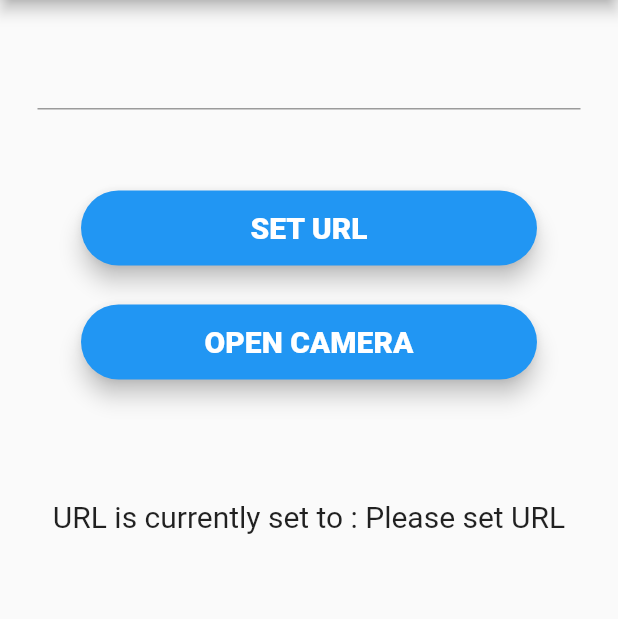
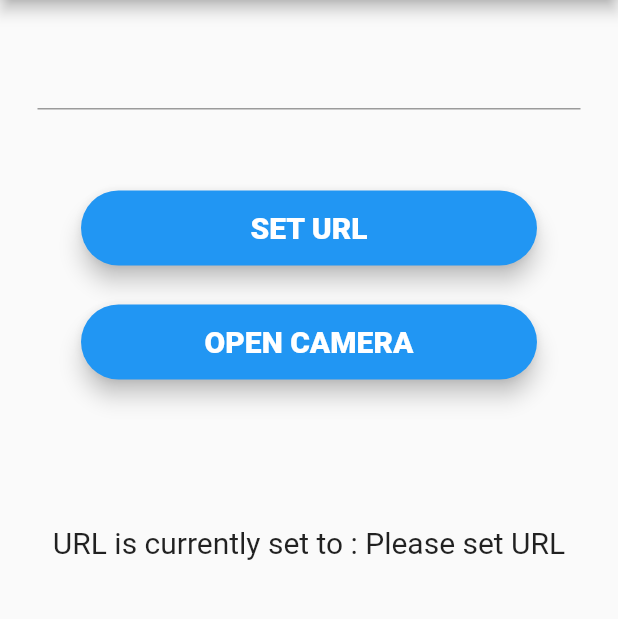
Before and after one commit to 23nobody/Vision_Assistant, a Flutter app: the screen it shows after launch, on a phone screen of 412 x 824 dp, the part 84-703 px from its top. Run offline on Flutter 3.47's test engine with Material 2 defaults, Android fonts, the phone set to English and light mode, and no system bars; our stand-ins replace camera, dio, flutter_tts, fluttertoast, shared_preferences; missing offline and left inert: image_size_getter.

Commit message:
minor changes

```diff
--- a/lib/camera_services.dart
+++ b/lib/camera_services.dart
@@ -18,6 +18,7 @@ class CamService {
 
   Future<String> dioRequest(Uint8List imagedata) async {
     String url = await _accessUrl();
+    print(url);
     String r = "Error!";
     if (url == 'Please set URL') {
       return "Please set URL first!";
--- a/lib/home_screen.dart
+++ b/lib/home_screen.dart
@@ -48,7 +48,7 @@ class _HomeScreenState extends State<HomeScreen> {
                   _btnSection(),
                   SizedBox(height: 18.0),
                   Padding(
-                    padding: const EdgeInsets.all(8.0),
+                    padding: const EdgeInsets.all(25.0),
                     child: FutureBuilder<String>(
                         future: accessUrl(),
                         builder: (context, snapshot) {
--- a/lib/main.dart
+++ b/lib/main.dart
@@ -17,6 +17,7 @@ class MyApp extends StatelessWidget {
   Widget build(BuildContext context) {
     return MaterialApp(
       title: 'Vision Assistant',
+      debugShowCheckedModeBanner: false,
       theme: ThemeData(
         primarySwatch: Colors.blue,
         visualDensity: VisualDensity.adaptivePlatformDensity,
```
Also changed, not shown: 1 other file.
